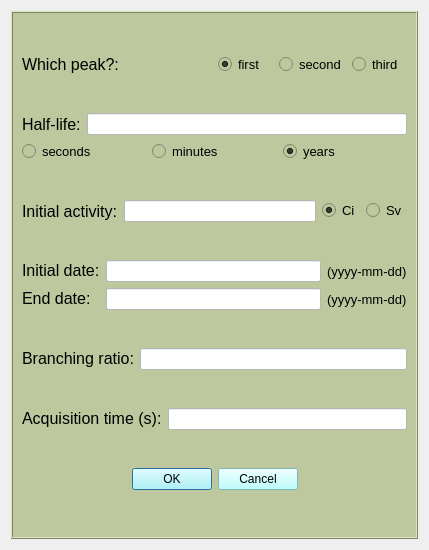
Above: nasagamma/win_eff.ui from mauricioAyllon/NASA-gamma before the change. Below: the same form after it.
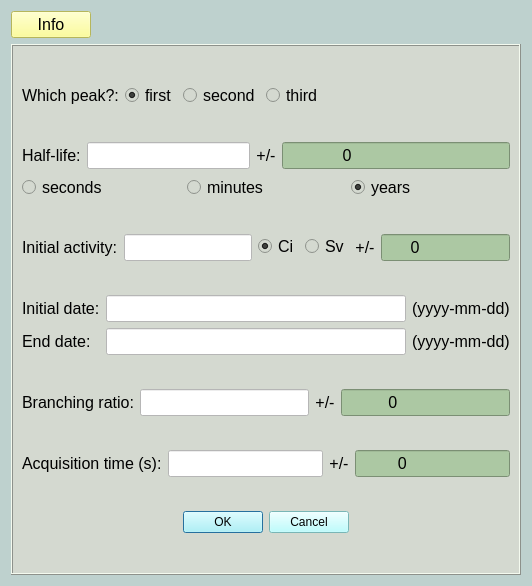
That is the form after the change.

```diff
--- a/nasagamma/win_eff.ui
+++ b/nasagamma/win_eff.ui
@@ -6,15 +6,46 @@
    <rect>
     <x>0</x>
     <y>0</y>
-    <width>429</width>
-    <height>550</height>
+    <width>532</width>
+    <height>586</height>
    </rect>
   </property>
   <property name="windowTitle">
    <string>Dialog</string>
   </property>
+  <property name="styleSheet">
+   <string notr="true">background-color: rgb(190, 209, 206);</string>
+  </property>
   <layout class="QGridLayout" name="gridLayout_9">
+   <item row="0" column="1">
+    <spacer name="horizontalSpacer">
+     <property name="orientation">
+      <enum>Qt::Horizontal</enum>
+     </property>
+     <property name="sizeHint" stdset="0">
+      <size>
+       <width>40</width>
+       <height>20</height>
+      </size>
+     </property>
+    </spacer>
+   </item>
    <item row="0" column="0">
+    <widget class="QPushButton" name="pushButton">
+     <property name="font">
+      <font>
+       <pointsize>12</pointsize>
+      </font>
+     </property>
+     <property name="styleSheet">
+      <string notr="true">background-color: rgb(255, 255, 127);</string>
+     </property>
+     <property name="text">
+      <string>Info</string>
+     </property>
+    </widget>
+   </item>
+   <item row="1" column="0" colspan="2">
     <widget class="QFrame" name="frame">
      <property name="font">
       <font>
@@ -22,7 +53,7 @@
       </font>
      </property>
      <property name="styleSheet">
-      <string notr="true">background-color: rgb(189, 200, 159);</string>
+      <string notr="true">background-color: rgb(212, 217, 208);</string>
      </property>
      <property name="frameShape">
       <enum>QFrame::Box</enum>
@@ -30,28 +61,16 @@
      <property name="frameShadow">
       <enum>QFrame::Raised</enum>
      </property>
-     <layout class="QGridLayout" name="gridLayout_11">
+     <layout class="QGridLayout" name="gridLayout_12">
       <item row="0" column="0">
        <layout class="QGridLayout" name="gridLayout_5">
-        <item row="0" column="0">
-         <widget class="QLabel" name="label_which">
-          <property name="font">
-           <font>
-            <pointsize>12</pointsize>
-           </font>
-          </property>
-          <property name="text">
-           <string>Which peak?:</string>
-          </property>
-         </widget>
-        </item>
         <item row="0" column="1">
          <layout class="QGridLayout" name="gridLayout_4">
           <item row="0" column="0">
            <widget class="QRadioButton" name="button_first">
             <property name="font">
              <font>
-              <pointsize>10</pointsize>
+              <pointsize>12</pointsize>
              </font>
             </property>
             <property name="text">
@@ -69,7 +88,7 @@
            <widget class="QRadioButton" name="button_second">
             <property name="font">
              <font>
-              <pointsize>10</pointsize>
+              <pointsize>12</pointsize>
              </font>
             </property>
             <property name="text">
@@ -84,7 +103,7 @@
            <widget class="QRadioButton" name="button_third">
             <property name="font">
              <font>
-              <pointsize>10</pointsize>
+              <pointsize>12</pointsize>
              </font>
             </property>
             <property name="text">
@@ -97,28 +116,89 @@
           </item>
          </layout>
         </item>
+        <item row="0" column="0">
+         <widget class="QLabel" name="label_which">
+          <property name="font">
+           <font>
+            <pointsize>12</pointsize>
+           </font>
+          </property>
+          <property name="text">
+           <string>Which peak?:</string>
+          </property>
+         </widget>
+        </item>
+        <item row="0" column="2">
+         <spacer name="horizontalSpacer_2">
+          <property name="orientation">
+           <enum>Qt::Horizontal</enum>
+          </property>
+          <property name="sizeHint" stdset="0">
+           <size>
+            <width>40</width>
+            <height>20</height>
+           </size>
+          </property>
+         </spacer>
+        </item>
        </layout>
       </item>
       <item row="1" column="0">
-       <layout class="QGridLayout" name="gridLayout_10">
+       <layout class="QGridLayout" name="gridLayout_11">
         <item row="0" column="0">
-         <layout class="QGridLayout" name="gridLayout_6">
+         <layout class="QGridLayout" name="gridLayout_10">
           <item row="0" column="0">
-           <widget class="QLabel" name="label_t_half">
+           <layout class="QGridLayout" name="gridLayout_6">
+            <item row="0" column="0">
+             <widget class="QLabel" name="label_t_half">
+              <property name="font">
+               <font>
+                <pointsize>12</pointsize>
+               </font>
+              </property>
+              <property name="text">
+               <string>Half-life:</string>
+              </property>
+             </widget>
+            </item>
+            <item row="0" column="1">
+             <widget class="QLineEdit" name="txt_t_half">
+              <property name="font">
+               <font>
+                <pointsize>12</pointsize>
+               </font>
+              </property>
+              <property name="styleSheet">
+               <string notr="true">background-color: rgb(255, 255, 255);</string>
+              </property>
+             </widget>
+            </item>
+           </layout>
+          </item>
+          <item row="0" column="1">
+           <widget class="QLabel" name="label_4">
             <property name="font">
              <font>
               <pointsize>12</pointsize>
              </font>
             </property>
             <property name="text">
-             <string>Half-life:</string>
+             <string>&lt;html&gt;&lt;head/&gt;&lt;body&gt;&lt;p align=&quot;center&quot;&gt;+/-&lt;/p&gt;&lt;/body&gt;&lt;/html&gt;</string>
             </property>
            </widget>
           </item>
-          <item row="0" column="1">
-           <widget class="QLineEdit" name="txt_t_half">
+          <item row="0" column="2">
+           <widget class="QLineEdit" name="lineEdit_4">
+            <property name="font">
+             <font>
+              <pointsize>12</pointsize>
+             </font>
+            </property>
             <property name="styleSheet">
-             <string notr="true">background-color: rgb(255, 255, 255);</string>
+             <string notr="true">background-color: rgb(172, 200, 163);</string>
+            </property>
+            <property name="text">
+             <string>             0</string>
             </property>
            </widget>
           </item>
@@ -130,7 +210,7 @@
            <widget class="QRadioButton" name="button_minutes">
             <property name="font">
              <font>
-              <pointsize>10</pointsize>
+              <pointsize>12</pointsize>
              </font>
             </property>
             <property name="text">
@@ -148,7 +228,7 @@
            <widget class="QRadioButton" name="button_years">
             <property name="font">
              <font>
-              <pointsize>10</pointsize>
+              <pointsize>12</pointsize>
              </font>
             </property>
             <property name="text">
@@ -172,7 +252,7 @@
            <widget class="QRadioButton" name="button_seconds">
             <property name="font">
              <font>
-              <pointsize>10</pointsize>
+              <pointsize>12</pointsize>
              </font>
             </property>
             <property name="text">
@@ -206,6 +286,11 @@
         </item>
         <item row="0" column="1">
          <widget class="QLineEdit" name="txt_activity">
+          <property name="font">
+           <font>
+            <pointsize>12</pointsize>
+           </font>
+          </property>
           <property name="styleSheet">
            <string notr="true">background-color: rgb(255, 255, 255);</string>
           </property>
@@ -220,7 +305,7 @@
            <widget class="QRadioButton" name="button_Ci">
             <property name="font">
              <font>
-              <pointsize>10</pointsize>
+              <pointsize>12</pointsize>
              </font>
             </property>
             <property name="text">
@@ -241,7 +326,7 @@
            <widget class="QRadioButton" name="button_Sv">
             <property name="font">
              <font>
-              <pointsize>10</pointsize>
+              <pointsize>12</pointsize>
              </font>
             </property>
             <property name="text">
@@ -257,6 +342,33 @@
           </item>
          </layout>
         </item>
+        <item row="0" column="3">
+         <widget class="QLabel" name="label_3">
+          <property name="font">
+           <font>
+            <pointsize>12</pointsize>
+           </font>
+          </property>
+          <property name="text">
+           <string>&lt;html&gt;&lt;head/&gt;&lt;body&gt;&lt;p align=&quot;center&quot;&gt;+/-&lt;/p&gt;&lt;/body&gt;&lt;/html&gt;</string>
+          </property>
+         </widget>
+        </item>
+        <item row="0" column="4">
+         <widget class="QLineEdit" name="lineEdit_3">
+          <property name="font">
+           <font>
+            <pointsize>12</pointsize>
+           </font>
+          </property>
+          <property name="styleSheet">
+           <string notr="true">background-color: rgb(172, 200, 163);</string>
+          </property>
+          <property name="text">
+           <string>      0</string>
+          </property>
+         </widget>
+        </item>
        </layout>
       </item>
       <item row="3" column="0">
@@ -275,6 +387,11 @@
         </item>
         <item row="0" column="1">
          <widget class="QLineEdit" name="txt_init_date">
+          <property name="font">
+           <font>
+            <pointsize>12</pointsize>
+           </font>
+          </property>
           <property name="styleSheet">
            <string notr="true">background-color: rgb(255, 255, 255);</string>
           </property>
@@ -287,7 +404,7 @@
          <widget class="QLabel" name="label_date0">
           <property name="font">
            <font>
-            <pointsize>10</pointsize>
+            <pointsize>12</pointsize>
            </font>
           </property>
           <property name="text">
@@ -309,6 +426,11 @@
         </item>
         <item row="1" column="1">
          <widget class="QLineEdit" name="txt_end_date">
+          <property name="font">
+           <font>
+            <pointsize>12</pointsize>
+           </font>
+          </property>
           <property name="styleSheet">
            <string notr="true">background-color: rgb(255, 255, 255);</string>
           </property>
@@ -321,7 +443,7 @@
          <widget class="QLabel" name="label_date1">
           <property name="font">
            <font>
-            <pointsize>10</pointsize>
+            <pointsize>12</pointsize>
            </font>
           </property>
           <property name="text">
@@ -333,16 +455,6 @@
       </item>
       <item row="4" column="0">
        <layout class="QGridLayout" name="gridLayout_7">
-        <item row="0" column="1">
-         <widget class="QLineEdit" name="txt_B">
-          <property name="styleSheet">
-           <string notr="true">background-color: rgb(255, 255, 255);</string>
-          </property>
-          <property name="text">
-           <string/>
-          </property>
-         </widget>
-        </item>
         <item row="0" column="0">
          <widget class="QLabel" name="label_B">
           <property name="font">
@@ -355,6 +467,48 @@
           </property>
          </widget>
         </item>
+        <item row="0" column="1">
+         <widget class="QLineEdit" name="txt_B">
+          <property name="font">
+           <font>
+            <pointsize>12</pointsize>
+           </font>
+          </property>
+          <property name="styleSheet">
+           <string notr="true">background-color: rgb(255, 255, 255);</string>
+          </property>
+          <property name="text">
+           <string/>
+          </property>
+         </widget>
+        </item>
+        <item row="0" column="2">
+         <widget class="QLabel" name="label_2">
+          <property name="font">
+           <font>
+            <pointsize>12</pointsize>
+           </font>
+          </property>
+          <property name="text">
+           <string>&lt;html&gt;&lt;head/&gt;&lt;body&gt;&lt;p align=&quot;center&quot;&gt;+/-&lt;/p&gt;&lt;/body&gt;&lt;/html&gt;</string>
+          </property>
+         </widget>
+        </item>
+        <item row="0" column="3">
+         <widget class="QLineEdit" name="lineEdit_2">
+          <property name="font">
+           <font>
+            <pointsize>12</pointsize>
+           </font>
+          </property>
+          <property name="styleSheet">
+           <string notr="true">background-color: rgb(172, 200, 163);</string>
+          </property>
+          <property name="text">
+           <string>          0</string>
+          </property>
+         </widget>
+        </item>
        </layout>
       </item>
       <item row="5" column="0">
@@ -373,6 +527,11 @@
         </item>
         <item row="0" column="1">
          <widget class="QLineEdit" name="txt_acq">
+          <property name="font">
+           <font>
+            <pointsize>12</pointsize>
+           </font>
+          </property>
           <property name="styleSheet">
            <string notr="true">background-color: rgb(255, 255, 255);</string>
           </property>
@@ -381,6 +540,33 @@
           </property>
          </widget>
         </item>
+        <item row="0" column="2">
+         <widget class="QLabel" name="label">
+          <property name="font">
+           <font>
+            <pointsize>12</pointsize>
+           </font>
+          </property>
+          <property name="text">
+           <string>&lt;html&gt;&lt;head/&gt;&lt;body&gt;&lt;p align=&quot;center&quot;&gt;+/-&lt;/p&gt;&lt;/body&gt;&lt;/html&gt;</string>
+          </property>
+         </widget>
+        </item>
+        <item row="0" column="3">
+         <widget class="QLineEdit" name="lineEdit">
+          <property name="font">
+           <font>
+            <pointsize>12</pointsize>
+           </font>
+          </property>
+          <property name="styleSheet">
+           <string notr="true">background-color: rgb(172, 200, 163);</string>
+          </property>
+          <property name="text">
+           <string>         0</string>
+          </property>
+         </widget>
+        </item>
        </layout>
       </item>
       <item row="6" column="0">
@@ -388,7 +574,7 @@
         <property name="font">
          <font>
           <family>MS Shell Dlg 2</family>
-          <pointsize>10</pointsize>
+          <pointsize>12</pointsize>
           <weight>9</weight>
           <italic>false</italic>
           <bold>false</bold>
@@ -396,7 +582,7 @@
         </property>
         <property name="styleSheet">
          <string notr="true">background-color: rgb(170, 255, 255);
-font: 75 10pt &quot;MS Shell Dlg 2&quot;;</string>
+font: 75 12pt &quot;MS Shell Dlg 2&quot;;</string>
         </property>
         <property name="orientation">
          <enum>Qt::Horizontal</enum>
```
Left out of the diff: 2 changed lines with no effect on the pictures.
